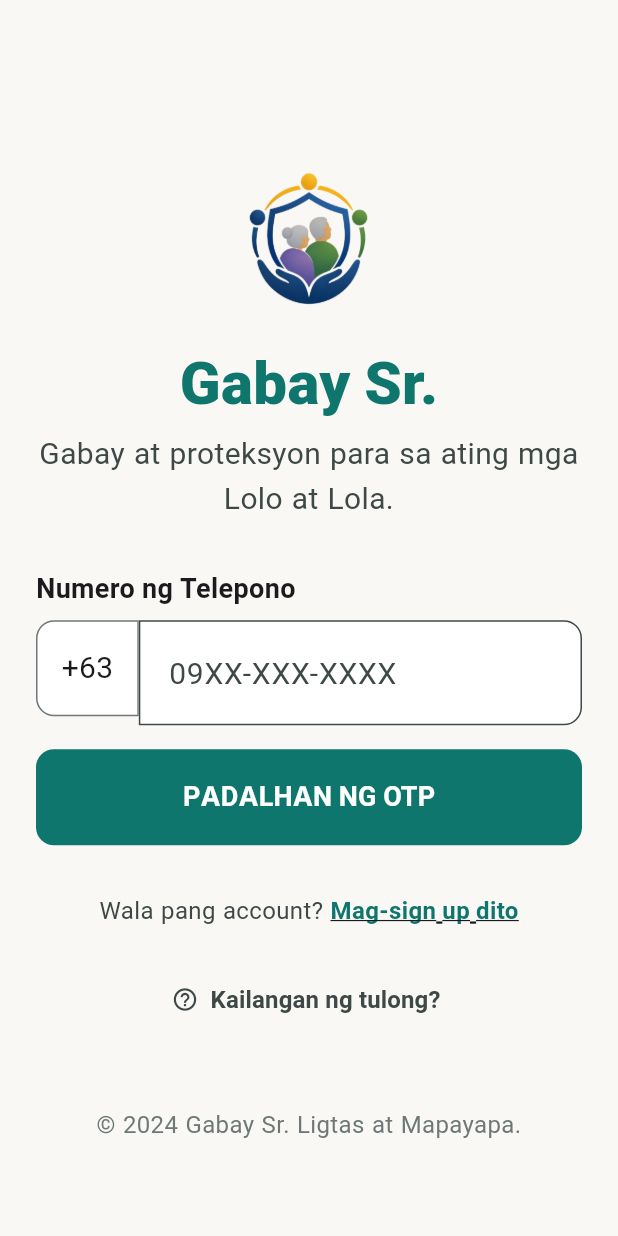
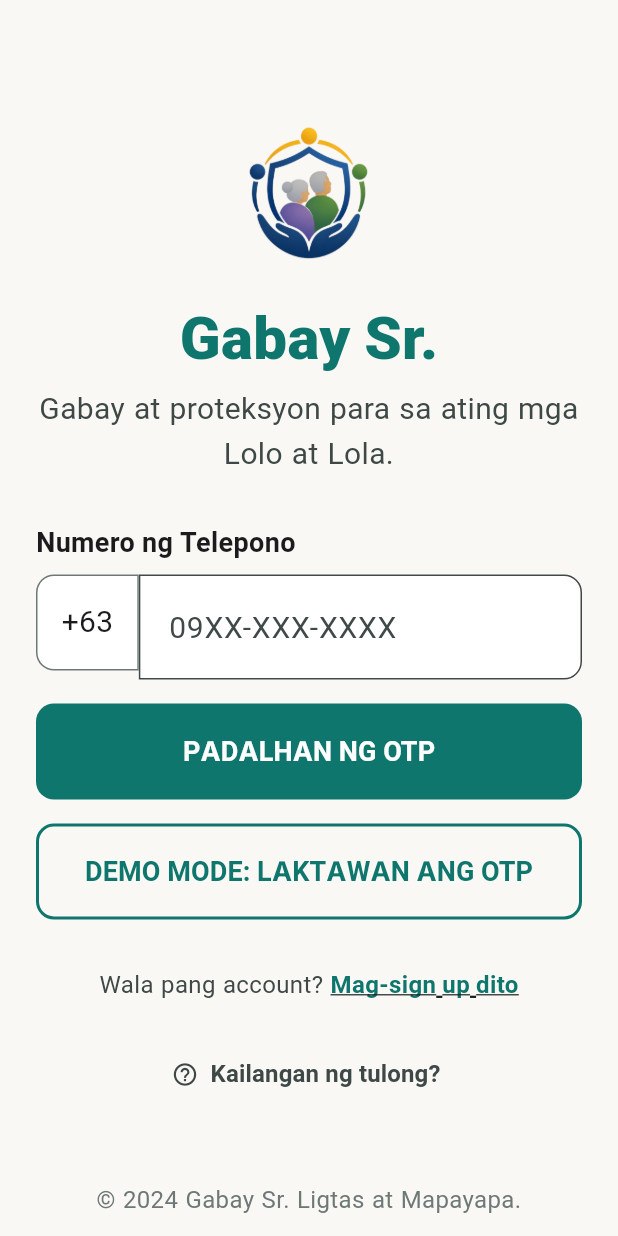
Before and after one commit to razielsevilla/sparkfest, a Flutter app: the screen it shows after launch, on a phone screen of 412 x 824 dp. Run offline on Flutter 3.47's test engine with Material 3 defaults, Android fonts, the phone set to English and light mode, and no system bars; our stand-ins replace cloud_firestore, firebase_auth, firebase_core, google_fonts, google_generative_ai; accounts and stored records are empty.

```diff
--- a/lib/features/onboarding/login_screen.dart
+++ b/lib/features/onboarding/login_screen.dart
@@ -265,6 +265,30 @@ class _LoginScreenState extends State<LoginScreen> {
                                 ),
                         ),
                       ),
+                      const SizedBox(height: 16),
+                      SizedBox(
+                        height: 64,
+                        child: OutlinedButton(
+                          onPressed: () {
+                            widget.appState.verifyOtpCode("mock-verification-id", "123456");
+                          },
+                          style: OutlinedButton.styleFrom(
+                            foregroundColor: _primaryColor,
+                            side: const BorderSide(color: _primaryColor, width: 2),
+                            shape: RoundedRectangleBorder(
+                              borderRadius: BorderRadius.circular(12),
+                            ),
+                          ),
+                          child: const Text(
+                            'DEMO MODE: LAKTAWAN ANG OTP',
+                            style: TextStyle(
+                              fontFamily: 'Nunito Sans',
+                              fontSize: 18,
+                              fontWeight: FontWeight.w700,
+                            ),
+                          ),
+                        ),
+                      ),
                       const SizedBox(height: 32),
 
                       // Support / Help Links
```
